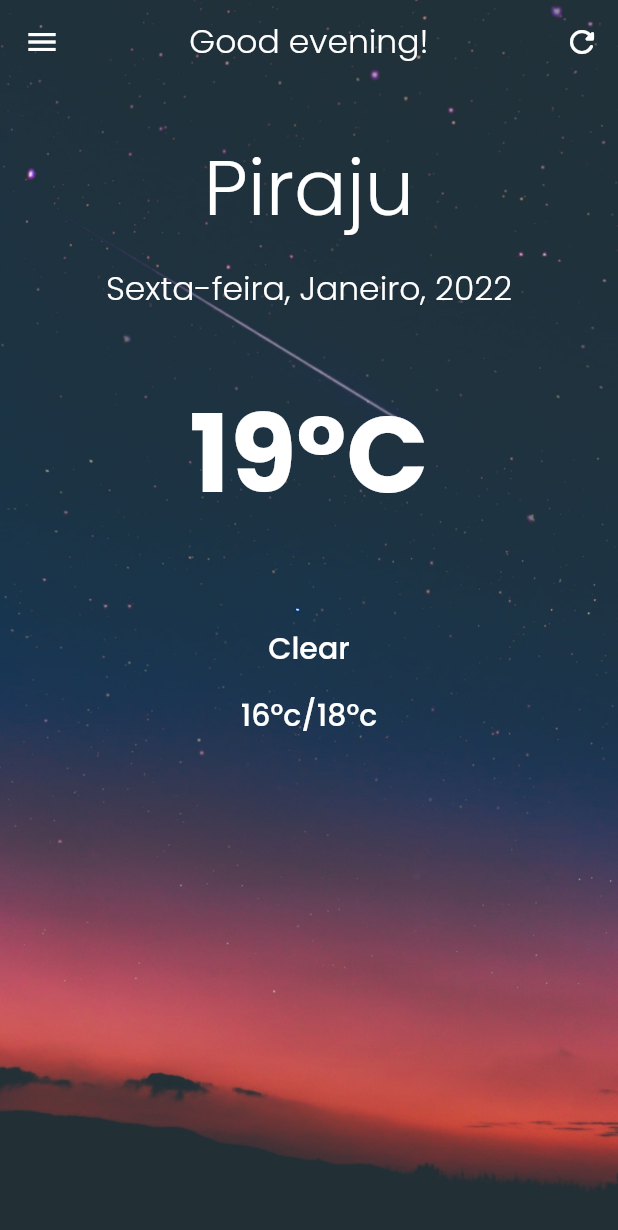
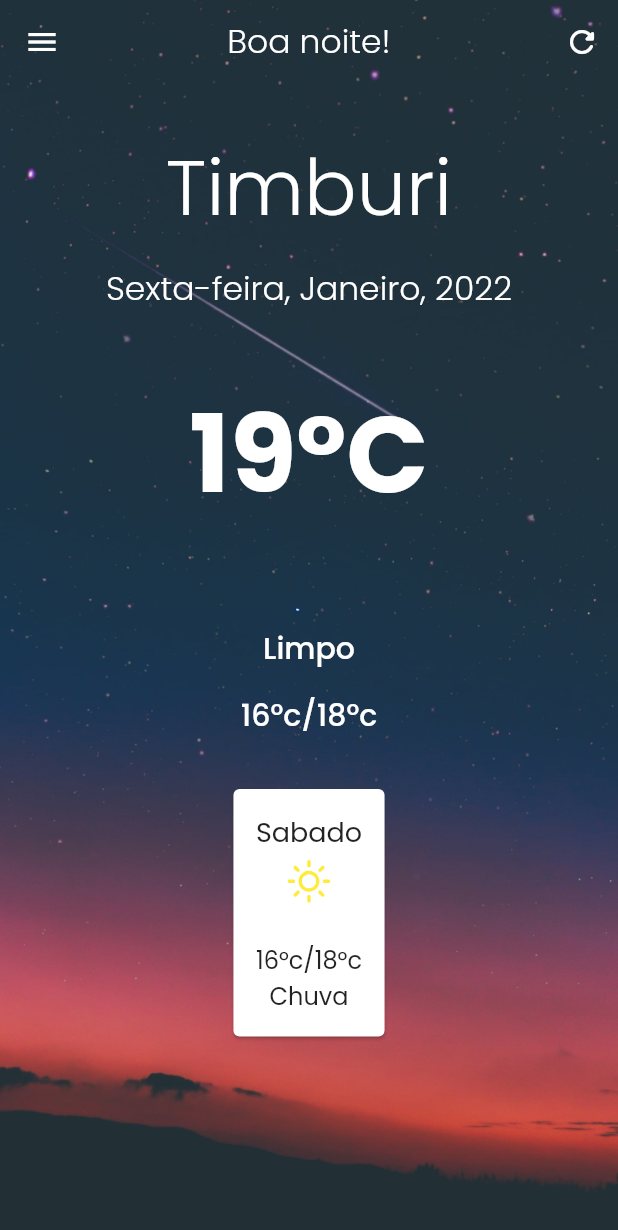
Before and after one commit to pedro-afk/weather_app, a Flutter app: the screen it shows after launch, on a phone screen of 412 x 824 dp. Shown: the top 1230 px of the screen. Run offline on Flutter 3.47's test engine with Material 2 defaults, Android fonts, the phone set to English and light mode, and no system bars; our stand-ins replace mobx, weather_icons; generated files the repository leaves out were written again.

Commit message:
finalizando interface app

```diff
--- a/lib/pages/home/home_parge.dart
+++ b/lib/pages/home/home_parge.dart
@@ -1,4 +1,5 @@
 import 'package:flutter/material.dart';
+import 'package:weather_icons/weather_icons.dart';
 import 'package:weatherapp/widgets/custom_text.dart';
 import 'package:weatherapp/widgets/drawer_menu.dart';
 
@@ -34,8 +35,8 @@ class _HomePageState extends State<HomePage> {
       elevation: 0,
       backgroundColor: Colors.transparent,
       centerTitle: true,
-      title: const CustomText(
-        text: "Good evening!",
+      title: CustomText(
+        text: "Boa noite!",
         fontSize: 22,
         fontWeight: FontWeight.w300,
       ),
@@ -53,21 +54,21 @@ class _HomePageState extends State<HomePage> {
       margin: const EdgeInsets.only(top: 30),
       child: Center(
         child: Column(
-          children: const [
+          children: [
             CustomText(
-              text: "Piraju",
+              text: "Timburi",
               color: Colors.white,
               fontSize: 52,
               fontWeight: FontWeight.w300,
             ),
-            SizedBox(height: 12),
+            const SizedBox(height: 12),
             CustomText(
               text: "Sexta-feira, Janeiro, 2022",
               color: Colors.white,
               fontSize: 22,
               fontWeight: FontWeight.w300,
             ),
-            SizedBox(height: 40),
+            const SizedBox(height: 40),
             CustomText(
               text: "19°C",
               fontSize: 72,
@@ -82,20 +83,56 @@ class _HomePageState extends State<HomePage> {
               decorationThickness: 2,
               textDecorationStyle: TextDecorationStyle.dashed,
             ),
-            SizedBox(height: 30),
+            const SizedBox(height: 30),
             CustomText(
-              text: "Clear",
+              text: "Limpo",
               fontSize: 20,
               color: Colors.white,
               fontWeight: FontWeight.w500,
             ),
-            SizedBox(height: 15),
+            const SizedBox(height: 15),
             CustomText(
               text: "16°c/18°c",
               fontSize: 20,
               color: Colors.white,
               fontWeight: FontWeight.w500,
             ),
+            const SizedBox(height: 30),
+            SingleChildScrollView(
+              scrollDirection: Axis.horizontal,
+              child: Row(
+                crossAxisAlignment: CrossAxisAlignment.start,
+                mainAxisAlignment: MainAxisAlignment.start,
+                children: [
+                  Card(
+                    child: Padding(
+                        padding: const EdgeInsets.all(15.0),
+                        child: Column(
+                          children: [
+                            CustomText(
+                              text: "Sabado",
+                              fontSize: 18,
+                            ),
+                            const Icon(
+                              WeatherIcons.day_sunny,
+                              size: 40,
+                              color: Colors.yellow,
+                            ),
+                            const SizedBox(height: 20),
+                            CustomText(
+                              text: "16°c/18°c",
+                              fontSize: 16,
+                            ),
+                            CustomText(
+                              text: "Chuva",
+                              fontSize: 16,
+                            ),
+                          ],
+                        )),
+                  ),
+                ],
+              ),
+            )
           ],
         ),
       ),
--- a/lib/widgets/custom_text.dart
+++ b/lib/widgets/custom_text.dart
@@ -1,7 +1,7 @@
 import 'package:flutter/material.dart';
 
 class CustomText extends StatelessWidget {
-  const CustomText(
+  CustomText(
       {Key? key,
       required this.text,
       this.color,
--- a/pubspec.yaml
+++ b/pubspec.yaml
@@ -32,14 +32,17 @@ dependencies:
   mobx: ^2.0.6+1
   flutter_mobx: ^2.0.3+2
   mobx_codegen: ^2.0.5+2
+  weather_icons: ^3.0.0
   # The following adds the Cupertino Icons font to your application.
   # Use with the CupertinoIcons class for iOS style icons.
   cupertino_icons: ^1.0.2
+
 
 dev_dependencies:
   flutter_test:
     sdk: flutter
   build_runner: ^2.1.7
+
 
   # The "flutter_lints" package below contains a set of recommended lints to
   # encourage good coding practices. The lint set provided by the package is
```
Also changed, not shown: pubspec.lock.
